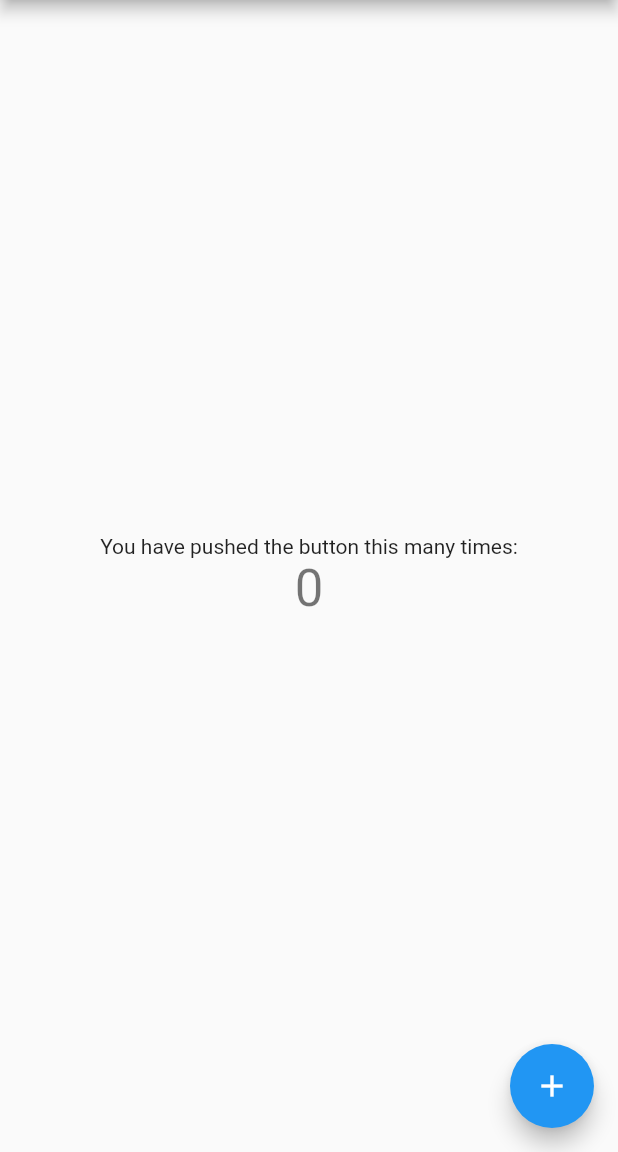
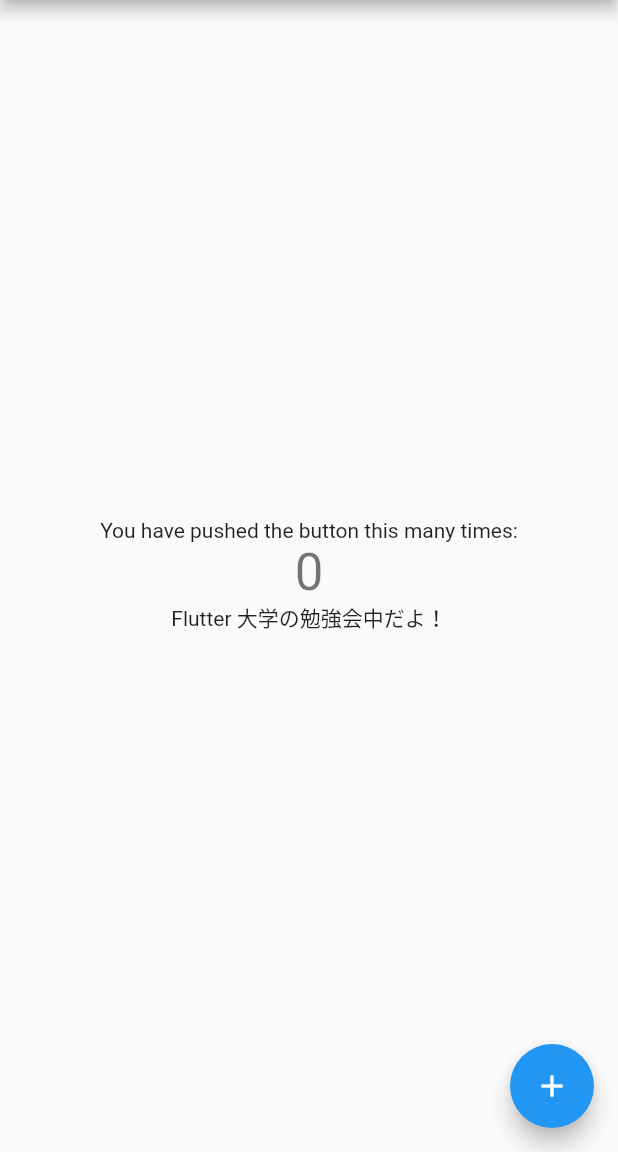
Before and after one commit to yamatatsu10969/ci_cd, a Flutter app: the screen it shows after launch, on a phone screen of 412 x 824 dp, the part 84-1236 px from its top. Run offline on Flutter 3.47's test engine with Material 2 defaults, Android fonts, the phone set to English and light mode, and no system bars.

Commit message:
add text

```diff
--- a/lib/main.dart
+++ b/lib/main.dart
@@ -52,6 +52,9 @@ class _MyHomePageState extends State<MyHomePage> {
               '$_counter',
               style: Theme.of(context).textTheme.headline4,
             ),
+            const Text(
+              'Flutter 大学の勉強会中だよ！',
+            ),
           ],
         ),
       ),
```
